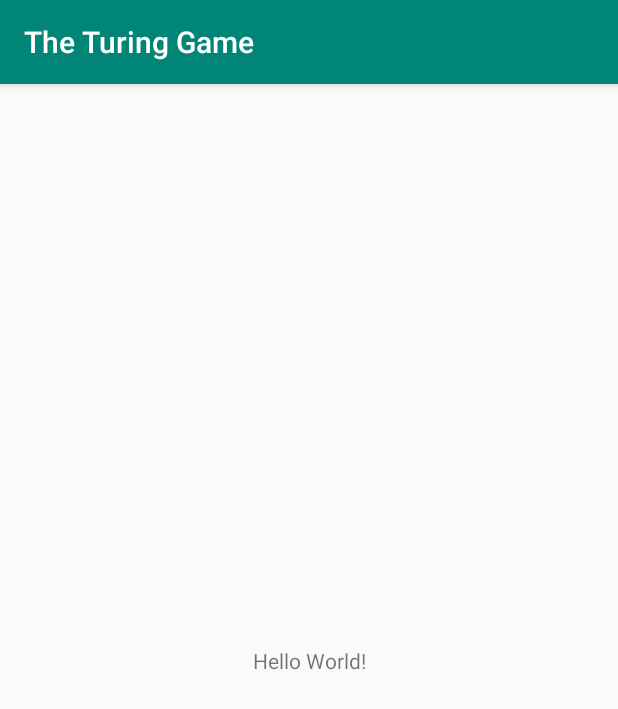
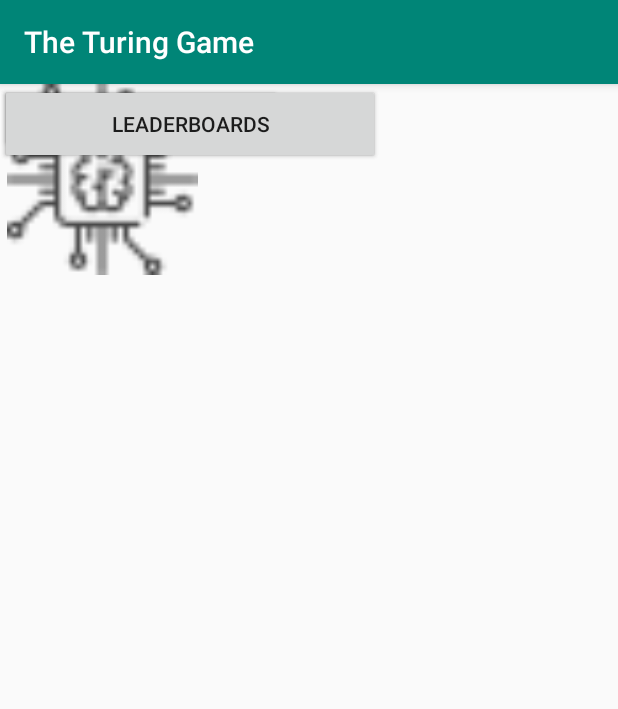
Before and after one commit to conor-99/SWENG-2020-The-Turing-Game, an Android app: the screen it shows after launch (MainActivity), on a phone screen of 412 x 824 dp. Shown: the top 709 px of the screen. Run offline under Robolectric (Android 15) with nearby library versions, the phone set to English and light mode, and no system bars.

Commit message:
Main layout

```diff
--- a/client/app/src/main/java/com/sweng/theturinggame/MainActivity.java
+++ b/client/app/src/main/java/com/sweng/theturinggame/MainActivity.java
@@ -11,4 +11,5 @@ public class MainActivity extends AppCompatActivity {
         super.onCreate(savedInstanceState);
         setContentView(R.layout.activity_main);
     }
+
 }
--- a/client/app/src/main/res/layout/activity_main.xml
+++ b/client/app/src/main/res/layout/activity_main.xml
@@ -6,13 +6,36 @@
     android:layout_height="match_parent"
     tools:context=".MainActivity">
 
-    <TextView
-        android:layout_width="wrap_content"
-        android:layout_height="wrap_content"
-        android:text="Hello World!"
-        app:layout_constraintBottom_toBottomOf="parent"
-        app:layout_constraintLeft_toLeftOf="parent"
-        app:layout_constraintRight_toRightOf="parent"
-        app:layout_constraintTop_toTopOf="parent" />
+    <Button
+        android:id="@+id/button"
+        android:layout_width="253dp"
+        android:layout_height="53dp"
+        android:text="Play"
+        tools:layout_editor_absoluteX="79dp"
+        tools:layout_editor_absoluteY="349dp" />
+
+    <Button
+        android:id="@+id/button3"
+        android:layout_width="187dp"
+        android:layout_height="45dp"
+        android:text="Settings"
+        tools:layout_editor_absoluteX="112dp"
+        tools:layout_editor_absoluteY="500dp" />
+
+    <Button
+        android:id="@+id/button2"
+        android:layout_width="253dp"
+        android:layout_height="53dp"
+        android:text="Leaderboards"
+        tools:layout_editor_absoluteX="79dp"
+        tools:layout_editor_absoluteY="422dp" />
+
+    <ImageView
+        android:id="@+id/imageView"
+        android:layout_width="136dp"
+        android:layout_height="127dp"
+        app:srcCompat="@drawable/ic_action_name"
+        tools:layout_editor_absoluteX="137dp"
+        tools:layout_editor_absoluteY="145dp" />
 
 </androidx.constraintlayout.widget.ConstraintLayout>
```
Also changed, not shown: client/app/src/main/res/drawable-hdpi/ic_action_name.png (added), client/app/src/main/res/drawable-mdpi/ic_action_name.png (added), client/app/src/main/res/drawable-xhdpi/ic_action_name.png (added), client/app/src/main/res/drawable-xxhdpi/ic_action_name.png (added), client/app/src/main/res/drawable-xxxhdpi/ic_action_name.png (added).
